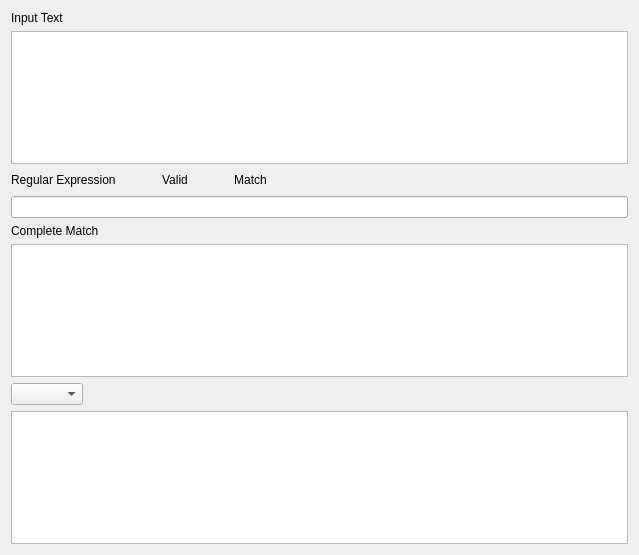
Old version of the form Source/QtDialog/RegexExplorer.ui in the repository nickjhathaway/cmake.
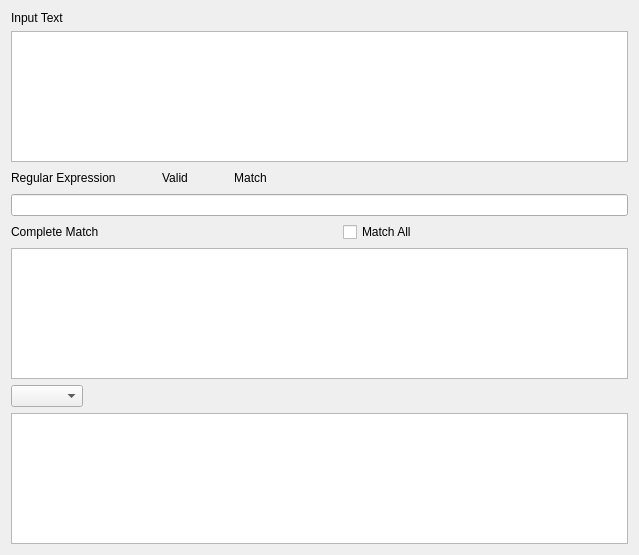
New version of the form.

What changed in the file:
```diff
--- a/Source/QtDialog/RegexExplorer.ui
+++ b/Source/QtDialog/RegexExplorer.ui
@@ -104,11 +104,38 @@
     <widget class="QLineEdit" name="regularExpression"/>
    </item>
    <item>
+    <layout class="QHBoxLayout" name="horizontalLayout_3">
+     <item>
     <widget class="QLabel" name="label_3">
      <property name="text">
       <string>Complete Match</string>
      </property>
     </widget>
+     </item>
+     <item>
+      <spacer name="horizontalSpacer_5">
+       <property name="orientation">
+        <enum>Qt::Horizontal</enum>
+       </property>
+       <property name="sizeType">
+        <enum>QSizePolicy::Fixed</enum>
+       </property>
+       <property name="sizeHint" stdset="0">
+        <size>
+         <width>40</width>
+         <height>20</height>
+        </size>
+       </property>
+      </spacer>
+     </item>
+     <item>
+      <widget class="QCheckBox" name="matchAll">
+       <property name="text">
+        <string>Match All</string>
+       </property>
+      </widget>
+     </item>
+    </layout>
    </item>
    <item>
     <widget class="QPlainTextEdit" name="match0">
```
Lines whose indentation alone changed are shown as unchanged.
